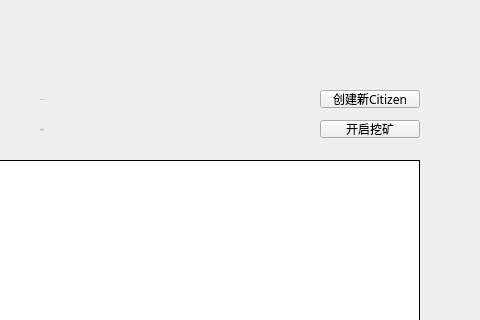
Before: the Qt Designer form LNKWallet/citizen/CitizenAccountPage.ui in HcashOrg/hx-indicator, drawn with Qt 5; both pictures show x 290 to 770 and y 0 to 320 of the 770 by 530 pixel window.
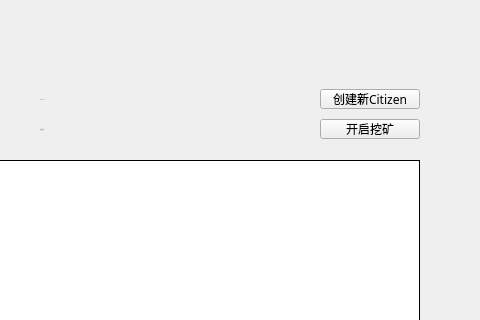
After: the same form once the commit is applied.

Diff of the .ui file:
```diff
--- a/LNKWallet/citizen/CitizenAccountPage.ui
+++ b/LNKWallet/citizen/CitizenAccountPage.ui
@@ -245,9 +245,9 @@
    <property name="geometry">
     <rect>
      <x>610</x>
-     <y>90</y>
+     <y>89</y>
      <width>100</width>
-     <height>18</height>
+     <height>20</height>
     </rect>
    </property>
    <property name="font">
@@ -391,9 +391,9 @@
    <property name="geometry">
     <rect>
      <x>610</x>
-     <y>120</y>
+     <y>119</y>
      <width>100</width>
-     <height>18</height>
+     <height>20</height>
     </rect>
    </property>
    <property name="font">
```
